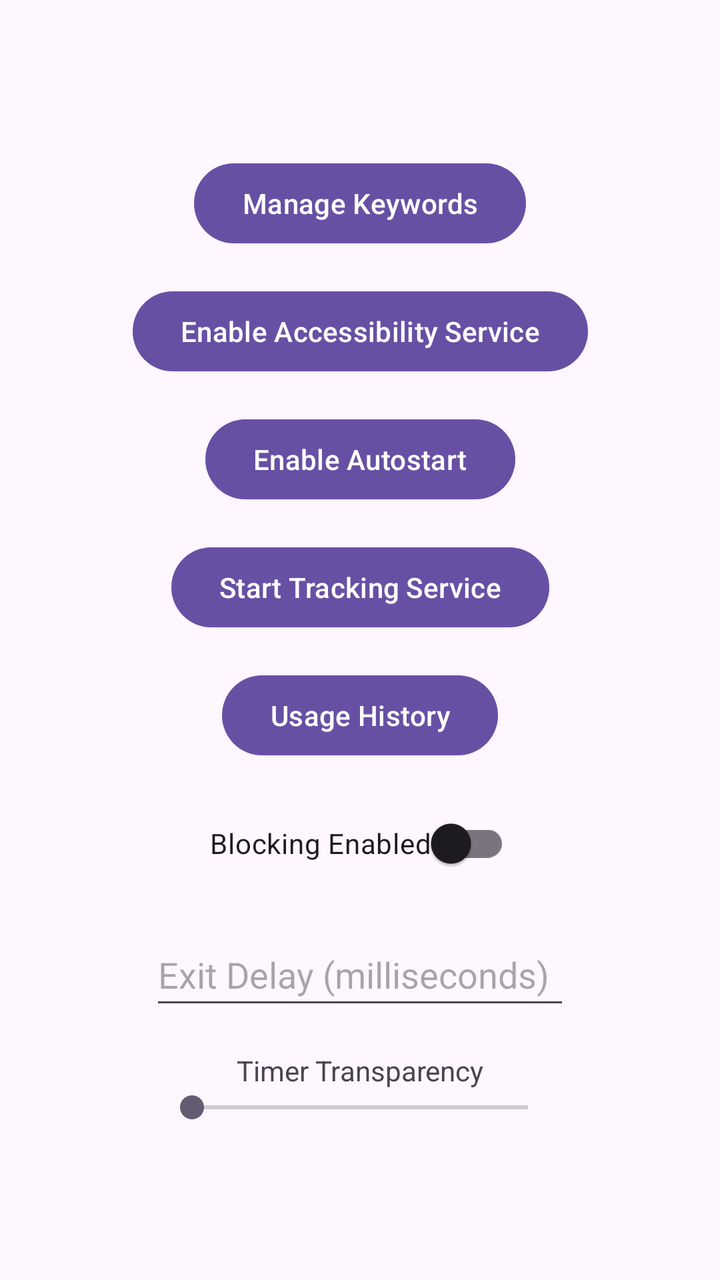
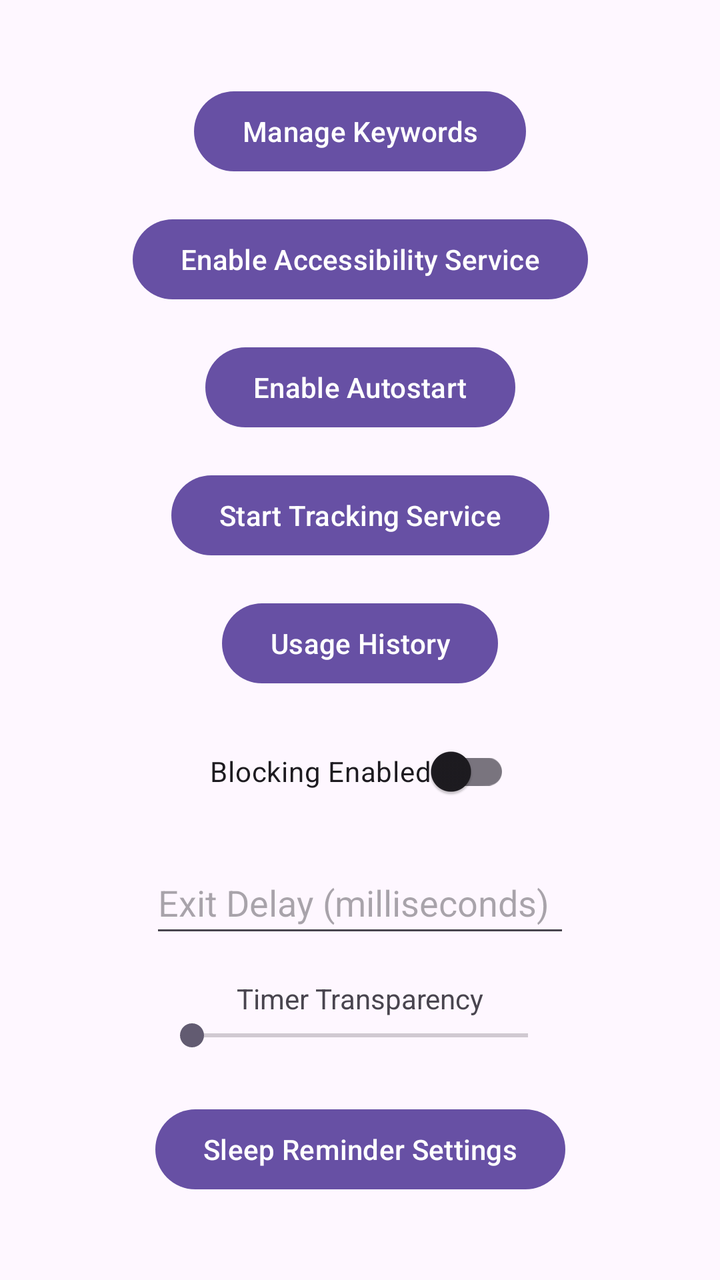

Before-and-after screenshots of an Android layout around one commit, followed by the original layout XML and the change that was made.
<!-- AndroidManifest.xml: application theme Theme.App_Blocker -->
<!-- res/layout/activity_main.xml -->
<?xml version="1.0" encoding="utf-8"?>
<androidx.constraintlayout.widget.ConstraintLayout xmlns:android="http://schemas.android.com/apk/res/android"
    xmlns:app="http://schemas.android.com/apk/res-auto"
    xmlns:tools="http://schemas.android.com/tools"
    android:id="@+id/main"
    android:layout_width="match_parent"
    android:layout_height="match_parent"
    tools:context=".MainActivity">

    <Button
        android:id="@+id/manageKeywordsButton"
        android:layout_width="wrap_content"
        android:layout_height="wrap_content"
        android:text="Manage Keywords"
        app:layout_constraintBottom_toTopOf="@+id/enableServiceButton"
        app:layout_constraintEnd_toEndOf="parent"
        app:layout_constraintStart_toStartOf="parent"
        app:layout_constraintTop_toTopOf="parent"
        app:layout_constraintVertical_chainStyle="packed" />

    <Button
        android:id="@+id/enableServiceButton"
        android:layout_width="wrap_content"
        android:layout_height="wrap_content"
        android:layout_marginTop="16dp"
        android:text="Enable Accessibility Service"
        app:layout_constraintBottom_toTopOf="@+id/enableAutostartButton"
        app:layout_constraintEnd_toEndOf="parent"
        app:layout_constraintStart_toStartOf="parent"
        app:layout_constraintTop_toBottomOf="@+id/manageKeywordsButton" />

    <Button
        android:id="@+id/enableAutostartButton"
        android:layout_width="wrap_content"
        android:layout_height="wrap_content"
        android:layout_marginTop="16dp"
        android:text="Enable Autostart"
        app:layout_constraintBottom_toTopOf="@+id/startTrackingButton"
        app:layout_constraintEnd_toEndOf="parent"
        app:layout_constraintStart_toStartOf="parent"
        app:layout_constraintTop_toBottomOf="@+id/enableServiceButton" />

    <Button
        android:id="@+id/startTrackingButton"
        android:layout_width="wrap_content"
        android:layout_height="wrap_content"
        android:layout_marginTop="16dp"
        android:text="Start Tracking Service"
        app:layout_constraintBottom_toTopOf="@+id/historyButton"
        app:layout_constraintEnd_toEndOf="parent"
        app:layout_constraintStart_toStartOf="parent"
        app:layout_constraintTop_toBottomOf="@+id/enableAutostartButton" />

    <Button
        android:id="@+id/historyButton"
        android:layout_width="wrap_content"
        android:layout_height="wrap_content"
        android:layout_marginTop="16dp"
        android:text="@string/button_usage_history"
        app:layout_constraintBottom_toTopOf="@+id/blockingSwitch"
        app:layout_constraintEnd_toEndOf="parent"
        app:layout_constraintStart_toStartOf="parent"
        app:layout_constraintTop_toBottomOf="@+id/startTrackingButton" />

    <com.google.android.material.switchmaterial.SwitchMaterial
        android:id="@+id/blockingSwitch"
        android:layout_width="wrap_content"
        android:layout_height="wrap_content"
        android:layout_marginTop="16dp"
        android:text="Blocking Enabled"
        app:layout_constraintBottom_toTopOf="@+id/delayInput"
        app:layout_constraintEnd_toEndOf="parent"
        app:layout_constraintStart_toStartOf="parent"
        app:layout_constraintTop_toBottomOf="@+id/historyButton" />

    <EditText
        android:id="@+id/delayInput"
        android:layout_width="wrap_content"
        android:layout_height="wrap_content"
        android:layout_marginTop="16dp"
        android:ems="10"
        android:hint="Exit Delay (milliseconds)"
        android:inputType="number"
        android:minHeight="48dp"
        app:layout_constraintBottom_toTopOf="@+id/transparencyLabel"
        app:layout_constraintEnd_toEndOf="parent"
        app:layout_constraintStart_toStartOf="parent"
        app:layout_constraintTop_toBottomOf="@+id/blockingSwitch" />

    <TextView
        android:id="@+id/transparencyLabel"
        android:layout_width="wrap_content"
        android:layout_height="wrap_content"
        android:layout_marginTop="16dp"
        android:text="Timer Transparency"
        app:layout_constraintBottom_toTopOf="@+id/transparencySeekBar"
        app:layout_constraintEnd_toEndOf="parent"
        app:layout_constraintStart_toStartOf="parent"
        app:layout_constraintTop_toBottomOf="@+id/delayInput" />

    <SeekBar
        android:id="@+id/transparencySeekBar"
        android:layout_width="200dp"
        android:layout_height="wrap_content"
        android:max="100"
        app:layout_constraintBottom_toBottomOf="parent"
        app:layout_constraintEnd_toEndOf="parent"
        app:layout_constraintStart_toStartOf="parent"
        app:layout_constraintTop_toBottomOf="@+id/transparencyLabel" />

</androidx.constraintlayout.widget.ConstraintLayout>
<!-- resources referenced by this layout -->
<resources>
  <string name="button_usage_history">Usage History</string>
  <style name="Theme.App_Blocker" parent="Base.Theme.App_Blocker" />
  <style name="Base.Theme.App_Blocker" parent="Theme.Material3.DayNight.NoActionBar">
          
          
      </style>
</resources>

<!-- the commit's change to res/layout/activity_main.xml (unified diff, before → after) -->
@@ -103,9 +103,20 @@
         android:layout_width="200dp"
         android:layout_height="wrap_content"
         android:max="100"
+        app:layout_constraintEnd_toEndOf="parent"
+        app:layout_constraintStart_toStartOf="parent"
+        app:layout_constraintTop_toBottomOf="@+id/transparencyLabel"
+        app:layout_constraintBottom_toTopOf="@+id/sleepReminderSettingsButton" />
+
+    <Button
+        android:id="@+id/sleepReminderSettingsButton"
+        android:layout_width="wrap_content"
+        android:layout_height="wrap_content"
+        android:layout_marginTop="24dp"
+        android:text="@string/sleep_reminder_open_settings"
         app:layout_constraintBottom_toBottomOf="parent"
         app:layout_constraintEnd_toEndOf="parent"
         app:layout_constraintStart_toStartOf="parent"
-        app:layout_constraintTop_toBottomOf="@+id/transparencyLabel" />
+        app:layout_constraintTop_toBottomOf="@+id/transparencySeekBar" />
 
 </androidx.constraintlayout.widget.ConstraintLayout>
<!-- resource entries referenced after the edit -->
@@ -1,6 +1,7 @@
 <!-- resources referenced by this layout -->
 <resources>
   <string name="button_usage_history">Usage History</string>
+  <string name="sleep_reminder_open_settings">Sleep Reminder Settings</string>
   <style name="Theme.App_Blocker" parent="Base.Theme.App_Blocker" />
   <style name="Base.Theme.App_Blocker" parent="Theme.Material3.DayNight.NoActionBar">
           
